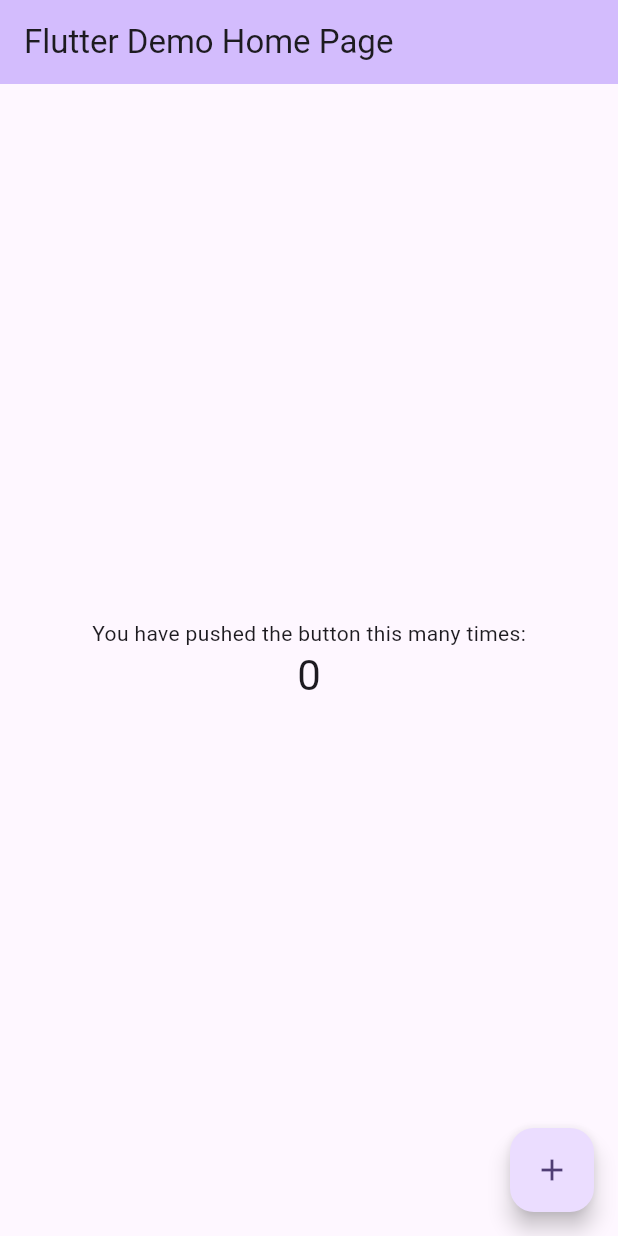
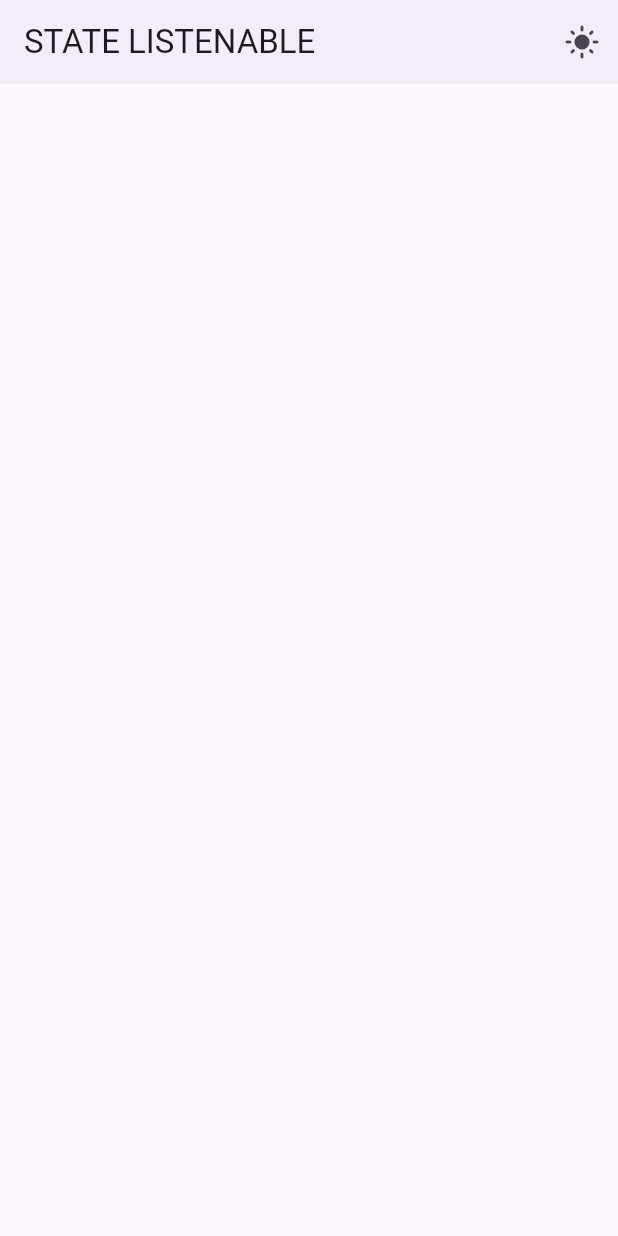
Before and after one commit to muchirajunior/postsapp, a Flutter app: the screen it shows after launch, on a phone screen of 412 x 824 dp. Run offline on Flutter 3.47's test engine with Material 2 defaults, Android fonts, the phone set to English and light mode, and no system bars.

Commit message:
themeing with value notifier complete :tada:

```diff
--- /dev/null
+++ b/lib/globals.dart
@@ -0,0 +1,5 @@
+import 'package:flutter/material.dart';
+import 'package:postsapp/models.dart';
+var posts=ValueNotifier<List<Post>>([]);
+
+var theme=ValueNotifier<ThemeMode>(ThemeMode.light);
--- a/lib/main.dart
+++ b/lib/main.dart
@@ -1,4 +1,6 @@
 import 'package:flutter/material.dart';
+import 'package:postsapp/globals.dart';
+import 'package:postsapp/screen.dart';
 
 void main() {
   runApp(const MyApp());
@@ -10,116 +12,21 @@ class MyApp extends StatelessWidget {
   // This widget is the root of your application.
   @override
   Widget build(BuildContext context) {
+    return ValueListenableBuilder(
+      valueListenable: theme,
+      builder: (context,appTheme,_) {
         return MaterialApp(
           title: 'Flutter Demo',
+          debugShowCheckedModeBanner: false,
           theme: ThemeData(
-        // This is the theme of your application.
-        //
-        // TRY THIS: Try running your application with "flutter run". You'll see
-        // the application has a blue toolbar. Then, without quitting the app,
-        // try changing the seedColor in the colorScheme below to Colors.green
-        // and then invoke "hot reload" (save your changes or press the "hot
-        // reload" button in a Flutter-supported IDE, or press "r" if you used
-        // the command line to start the app).
-        //
-        // Notice that the counter didn't reset back to zero; the application
-        // state is not lost during the reload. To reset the state, use hot
-        // restart instead.
-        //
-        // This works for code too, not just values: Most code changes can be
-        // tested with just a hot reload.
             colorScheme: ColorScheme.fromSeed(seedColor: Colors.deepPurple),
             useMaterial3: true,
           ),
-      home: const MyHomePage(title: 'Flutter Demo Home Page'),
+          darkTheme: ThemeData.dark(useMaterial3: true),
+          themeMode: appTheme,
+          home:const Screen()
+        );
+      }
     );
   }
 }
-
-class MyHomePage extends StatefulWidget {
-  const MyHomePage({super.key, required this.title});
-
-  // This widget is the home page of your application. It is stateful, meaning
-  // that it has a State object (defined below) that contains fields that affect
-  // how it looks.
-
-  // This class is the configuration for the state. It holds the values (in this
-  // case the title) provided by the parent (in this case the App widget) and
-  // used by the build method of the State. Fields in a Widget subclass are
-  // always marked "final".
-
-  final String title;
-
-  @override
-  State<MyHomePage> createState() => _MyHomePageState();
-}
-
-class _MyHomePageState extends State<MyHomePage> {
-  int _counter = 0;
-
-  void _incrementCounter() {
-    setState(() {
-      // This call to setState tells the Flutter framework that something has
-      // changed in this State, which causes it to rerun the build method below
-      // so that the display can reflect the updated values. If we changed
-      // _counter without calling setState(), then the build method would not be
-      // called again, and so nothing would appear to happen.
-      _counter++;
-    });
-  }
-
-  @override
-  Widget build(BuildContext context) {
-    // This method is rerun every time setState is called, for instance as done
-    // by the _incrementCounter method above.
-    //
-    // The Flutter framework has been optimized to make rerunning build methods
-    // fast, so that you can just rebuild anything that needs updating rather
-    // than having to individually change instances of widgets.
-    return Scaffold(
-      appBar: AppBar(
-        // TRY THIS: Try changing the color here to a specific color (to
-        // Colors.amber, perhaps?) and trigger a hot reload to see the AppBar
-        // change color while the other colors stay the same.
-        backgroundColor: Theme.of(context).colorScheme.inversePrimary,
-        // Here we take the value from the MyHomePage object that was created by
-        // the App.build method, and use it to set our appbar title.
-        title: Text(widget.title),
-      ),
-      body: Center(
-        // Center is a layout widget. It takes a single child and positions it
-        // in the middle of the parent.
-        child: Column(
-          // Column is also a layout widget. It takes a list of children and
-          // arranges them vertically. By default, it sizes itself to fit its
-          // children horizontally, and tries to be as tall as its parent.
-          //
-          // Column has various properties to control how it sizes itself and
-          // how it positions its children. Here we use mainAxisAlignment to
-          // center the children vertically; the main axis here is the vertical
-          // axis because Columns are vertical (the cross axis would be
-          // horizontal).
-          //
-          // TRY THIS: Invoke "debug painting" (choose the "Toggle Debug Paint"
-          // action in the IDE, or press "p" in the console), to see the
-          // wireframe for each widget.
-          mainAxisAlignment: MainAxisAlignment.center,
-          children: <Widget>[
-            const Text(
-              'You have pushed the button this many times:',
-            ),
-            Text(
-              '$_counter',
-              style: Theme.of(context).textTheme.headlineMedium,
-            ),
-          ],
-        ),
-      ),
-      floatingActionButton: FloatingActionButton(
-        onPressed: _incrementCounter,
-        tooltip: 'Increment',
-        child: const Icon(Icons.add),
-      ), // This trailing comma makes auto-formatting nicer for build methods.
-    );
-  }
-}
--- /dev/null
+++ b/lib/models.dart
@@ -0,0 +1,12 @@
+class Post{
+  int? id;
+  String? title;
+  String? body;
+  bool read=false;
+
+  Post.fromJson(Map json){
+    id=json['id'];
+    title=json['title'];
+    body=json['body'];
+  }
+}
--- /dev/null
+++ b/lib/screen.dart
@@ -0,0 +1,27 @@
+import 'package:flutter/material.dart';
+import 'package:postsapp/globals.dart';
+
+class Screen extends StatefulWidget {
+  const Screen({super.key});
+
+  @override
+  State<Screen> createState() => _ScreenState();
+}
+
+class _ScreenState extends State<Screen> {
+  @override
+  Widget build(BuildContext context) {
+    return Scaffold(
+      appBar: AppBar(
+        title:const Text('STATE LISTENABLE'),
+        elevation: 2,
+        actions: [
+          IconButton(
+            onPressed: ()=> theme.value = theme.value == ThemeMode.light ? ThemeMode.dark : ThemeMode.light,
+            icon: const Icon(Icons.light_mode)
+          )
+        ],
+      ),
+    );
+  }
+}
--- a/pubspec.yaml
+++ b/pubspec.yaml
@@ -35,6 +35,7 @@ dependencies:
   # The following adds the Cupertino Icons font to your application.
   # Use with the CupertinoIcons class for iOS style icons.
   cupertino_icons: ^1.0.2
+  http: ^1.1.0
 
 dev_dependencies:
   flutter_test:
```
Also changed, not shown: pubspec.lock. Lines whose indentation alone changed are shown as unchanged.
